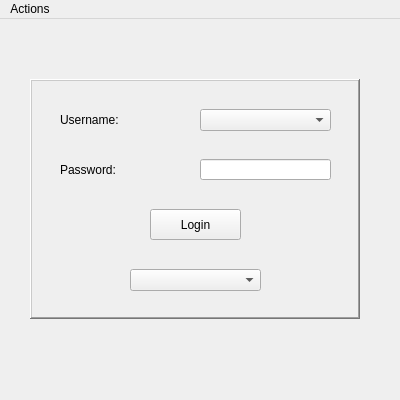
fluxer/bfp, file src/qsession/qsession.ui: the form before one commit.
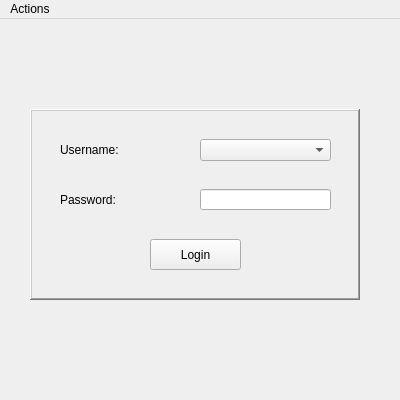
The form after the commit. Icons and pictures are not drawn.

Commit message: always use startfluxbox for the session

What changed in the file:
```diff
--- a/src/qsession/qsession.ui
+++ b/src/qsession/qsession.ui
@@ -40,9 +40,9 @@
     <property name="geometry">
      <rect>
       <x>30</x>
-      <y>60</y>
+      <y>90</y>
       <width>330</width>
-      <height>240</height>
+      <height>191</height>
      </rect>
     </property>
     <property name="frameShape">
@@ -51,16 +51,6 @@
     <property name="frameShadow">
      <enum>QFrame::Raised</enum>
     </property>
-    <widget class="QComboBox" name="DesktopBox">
-     <property name="geometry">
-      <rect>
-       <x>100</x>
-       <y>190</y>
-       <width>131</width>
-       <height>22</height>
-      </rect>
-     </property>
-    </widget>
     <widget class="QLineEdit" name="PasswordEdit">
      <property name="geometry">
       <rect>
```
The commit also changes 1 other file.
